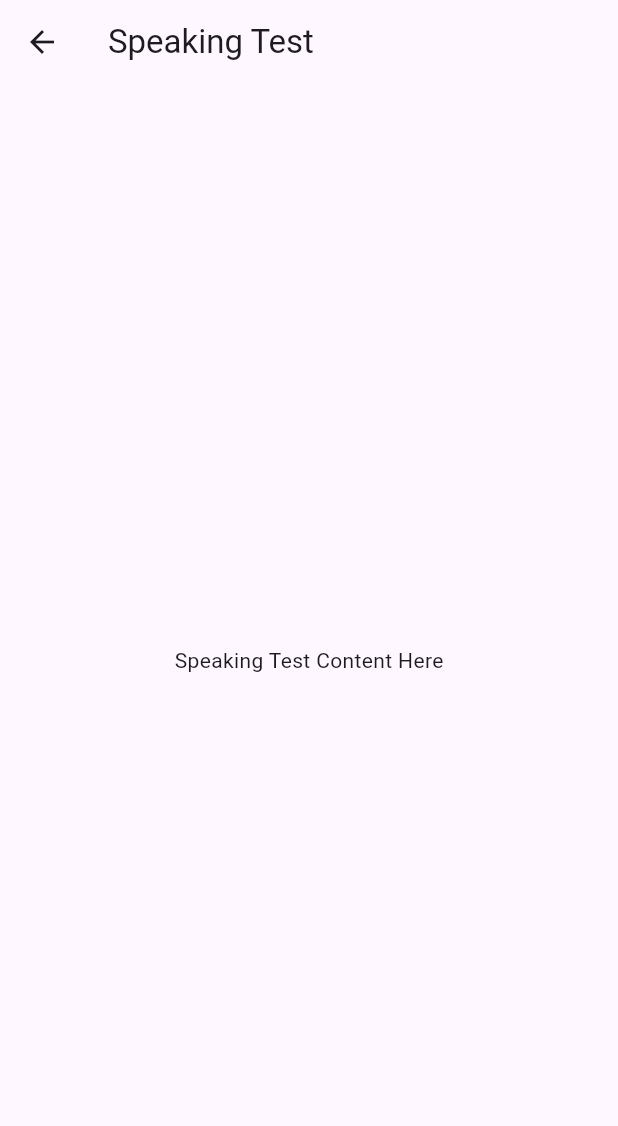
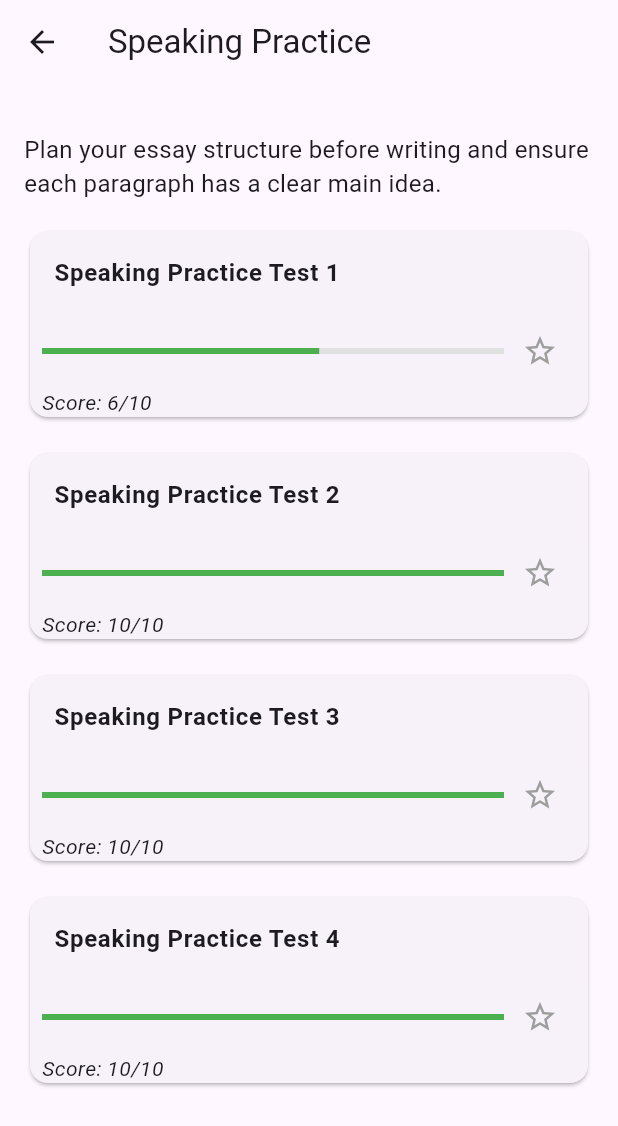
Before and after one commit to huongnguyen213/ielts_practice_flutter_application, a Flutter app: the screen it shows after launch, after a tap on "General", after a tap on "Speaking Practice", on a phone screen of 412 x 824 dp. Shown: the top 1126 px of the screen. Run offline on Flutter 3.47's test engine with Material 3 defaults, Android fonts, the phone set to English and light mode, and no system bars; our stand-ins replace carousel_slider, shared_preferences.

Commit message:
#1 - update speaking test

```diff
--- a/lib/page/layout/home_page.dart
+++ b/lib/page/layout/home_page.dart
@@ -29,10 +29,39 @@ class _IELTSHomeState extends State<HomePage> {
     'Grammar Practice': 'icons/icons8-grammar-48.png',
   };
 
-  final List<String> carouselTexts = [
+  List<String> carouselTexts = [
     '"Start with a clear purpose in mind, keep your sentences concise, and revise for clarity."',
-    '"Master IELTS Academic: Open Doors to Global Success!"'
+    '"Master IELTS Academic: Open Doors to Global Success!"',
+    '"Language is “the infinite use of finite means. – Wilhelm von Humboldt"',
   ];
+
+  List<Widget> carouselSlides = [];
+
+  @override
+  void initState() {
+    super.initState();
+    // Initialize carouselSlides from the initial list
+    _updateCarouselSlides();
+  }
+
+  void _updateCarouselSlides() {
+    carouselSlides = carouselTexts.map((text) {
+      return Builder(
+        builder: (BuildContext context) {
+          return Container(
+            width: MediaQuery.of(context).size.width,
+            margin: EdgeInsets.symmetric(horizontal: 5.0),
+            padding: EdgeInsets.all(16),
+            child: Text(
+              text,
+              style: TextStyle(fontSize: 16),
+              textAlign: TextAlign.center,
+            ),
+          );
+        },
+      );
+    }).toList();
+  }
 
   @override
   Widget build(BuildContext context) {
@@ -96,7 +125,7 @@ class _IELTSHomeState extends State<HomePage> {
                         });
                       },
                       child: Container(
-                          padding: EdgeInsets.symmetric(horizontal: 10),
+                        padding: const EdgeInsets.symmetric(horizontal: 10),
                         decoration: BoxDecoration(
                           border: Border(
                             bottom: BorderSide(
@@ -123,31 +152,16 @@ class _IELTSHomeState extends State<HomePage> {
                 SizedBox(height: 16),
                 Card(
                   elevation: 4,
-                    margin: EdgeInsets.symmetric(horizontal: 20),
-                    child:CarouselSlider(
-                      items: carouselTexts.map((text) {
-                        return Builder(
-                          builder: (BuildContext context) {
-                            return Container(
-                              width: MediaQuery.of(context).size.width, // Chiều rộng của mỗi item là chiều rộng của màn hình
-                              margin: EdgeInsets.symmetric(horizontal: 5.0), // Khoảng cách giữa các item
-                              padding: EdgeInsets.all(16),
-                              child: Text(
-                                text,
-                                style: TextStyle(fontSize: 16),
-                                textAlign: TextAlign.center,
-                              ),
-                            );
-                          },
-                        );
-                      }).toList(),
+                  margin: const EdgeInsets.symmetric(horizontal: 0),
+                  child: CarouselSlider(
+                    items: carouselSlides,
                     options: CarouselOptions(
-                        height: 120.0, // Chiều cao của carousel
-                        autoPlay: true, // Tự động chuyển slide
-                        autoPlayInterval: Duration(seconds: 2), // Thời gian chờ giữa các chuyển slide
-                        autoPlayAnimationDuration: Duration(milliseconds: 800), // Thời gian animation của chuyển slide
-                        enableInfiniteScroll: true, // Cho phép cuộn vô hạn
-                        viewportFraction: 1.0, // Phần trăm của màn hình mà mỗi item chiếm
+                      height: 120.0,
+                      autoPlay: true,
+                      autoPlayInterval: Duration(seconds: 5),
+                      autoPlayAnimationDuration: Duration(milliseconds: 1000),
+                      enableInfiniteScroll: true,
+                      viewportFraction: 1.0,
                       onPageChanged: (index, _) {
                         setState(() {
                           _currentCarouselIndex = index;
@@ -218,7 +232,8 @@ class _IELTSHomeState extends State<HomePage> {
     borderRadius: BorderRadius.circular(10),
     ),
     child: InkWell(
-        onTap: () {
+    onTap:
+        () {
       if (page != null) {
         Navigator.push(
           context,
--- a/lib/page/speaking/speaking_list_test.dart
+++ b/lib/page/speaking/speaking_list_test.dart
@@ -1,14 +1,120 @@
 import 'package:flutter/material.dart';
+import 'package:shared_preferences/shared_preferences.dart';
 
-class SpeakingListTestPage extends StatelessWidget {
+class SpeakingListTestPage extends StatefulWidget {
+  @override
+  _SpeakingListTestPageScreenState createState() =>
+      _SpeakingListTestPageScreenState();
+}
+
+class _SpeakingListTestPageScreenState extends State<SpeakingListTestPage> {
+  double _progress = 0.0;
+  int _score = 0;
+  bool _isFavorite = false;
+  static SharedPreferences? _prefs;
+
+  @override
+  void initState() {
+    super.initState();
+    _loadData();
+  }
+
+  _loadData() async {
+    _prefs = await SharedPreferences.getInstance();
+    setState(() {
+      _score = _prefs?.getInt('score') ?? 0;
+      _isFavorite = _prefs?.getBool('isFavorite') ?? false;
+    });
+  }
+
+  _saveScore(int score) async {
+    await _prefs?.setInt('score', score);
+  }
+
+  _toggleFavorite(String testName) async {
+    bool? currentFavorite = _prefs!.getBool(testName);
+    bool newFavorite = currentFavorite != null ? !currentFavorite : false;
+    await _prefs!.setBool(testName, newFavorite);
+    setState(() {
+      _isFavorite = newFavorite;
+    });
+  }
+
   @override
   Widget build(BuildContext context) {
     return Scaffold(
       appBar: AppBar(
-        title: Text('Speaking Test'),
+        title: Text('Speaking Practice'),
       ),
-      body: Center(
-        child: Text('Speaking Test Content Here'),
+      body: SingleChildScrollView(
+        child: Padding(
+          padding: const EdgeInsets.all(16.0),
+          child: Column(
+            crossAxisAlignment: CrossAxisAlignment.start,
+            children: [
+              SizedBox(height: 16.0),
+              Text(
+                'Plan your essay structure before writing and ensure each paragraph has a clear main idea.',
+                style: TextStyle(fontSize: 16.0),
+              ),
+              SizedBox(height: 16.0),
+              _buildTestCard('Speaking Practice Test 1', 6),
+              SizedBox(height: 16.0),
+              _buildTestCard('Speaking Practice Test 2', 10),
+              SizedBox(height: 16.0),
+              _buildTestCard('Speaking Practice Test 3', 10),
+              SizedBox(height: 16.0),
+              _buildTestCard('Speaking Practice Test 4', 10),
+            ],
+          ),
+        ),
+      ),
+    );
+  }
+
+  Widget _buildTestCard(String testName, int score) {
+    bool isFavorite = _prefs?.getBool(testName) ?? false;
+    return Card(
+      child: Column(
+        crossAxisAlignment: CrossAxisAlignment.start,
+        children: [
+          ListTile(
+            title: Text(
+              testName,
+              style: TextStyle(fontWeight: FontWeight.bold),
+            ),
+          ),
+          Container(
+            padding: EdgeInsets.symmetric(horizontal: 8.0),
+            child: Row(
+              children: [
+                Expanded(
+                  child: LinearProgressIndicator(
+                    value: score != null ? score / 10 : _progress,
+                    backgroundColor: Colors.grey[300],
+                    valueColor: AlwaysStoppedAnimation<Color>(Colors.green),
+                  ),
+                ),
+                IconButton(
+                  icon: Icon(
+                    isFavorite ? Icons.star : Icons.star_border,
+                    color: isFavorite ? Colors.yellow : Colors.grey,
+                  ),
+                  onPressed: () {
+                    _toggleFavorite(testName);
+                  },
+                ),
+              ],
+            ),
+          ),
+          Padding(
+            padding: EdgeInsets.symmetric(horizontal: 8.0),
+            child: Text(
+              'Score: ${score ?? _score}/10',
+              style: TextStyle(fontStyle: FontStyle.italic),
+            ),
+          ),
+        ],
       ),
     );
   }
--- a/pubspec.yaml
+++ b/pubspec.yaml
@@ -28,6 +28,7 @@ environment:
 # the latest version available on pub.dev. To see which dependencies have newer
 # versions available, run `flutter pub outdated`.
 dependencies:
+  shared_preferences: ^2.0.0
   carousel_slider: ^4.0.0
   flutter:
     sdk: flutter
```
Also changed, not shown: lib/page/speaking/popup.dart (added), pubspec.lock, 1 other file. Lines whose indentation alone changed are shown as unchanged.
